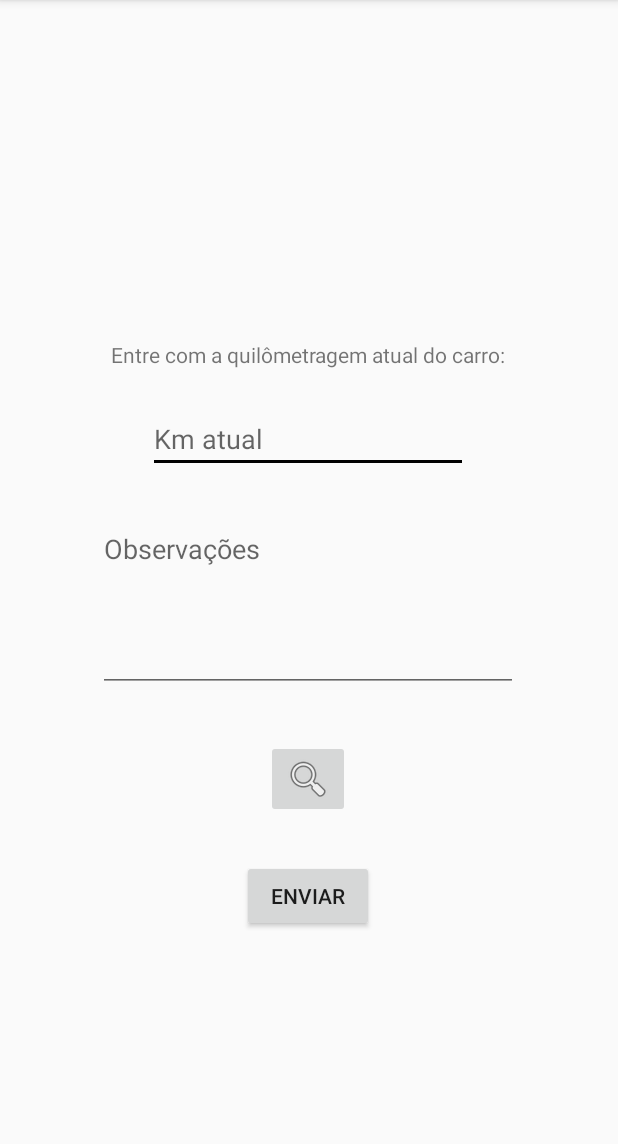
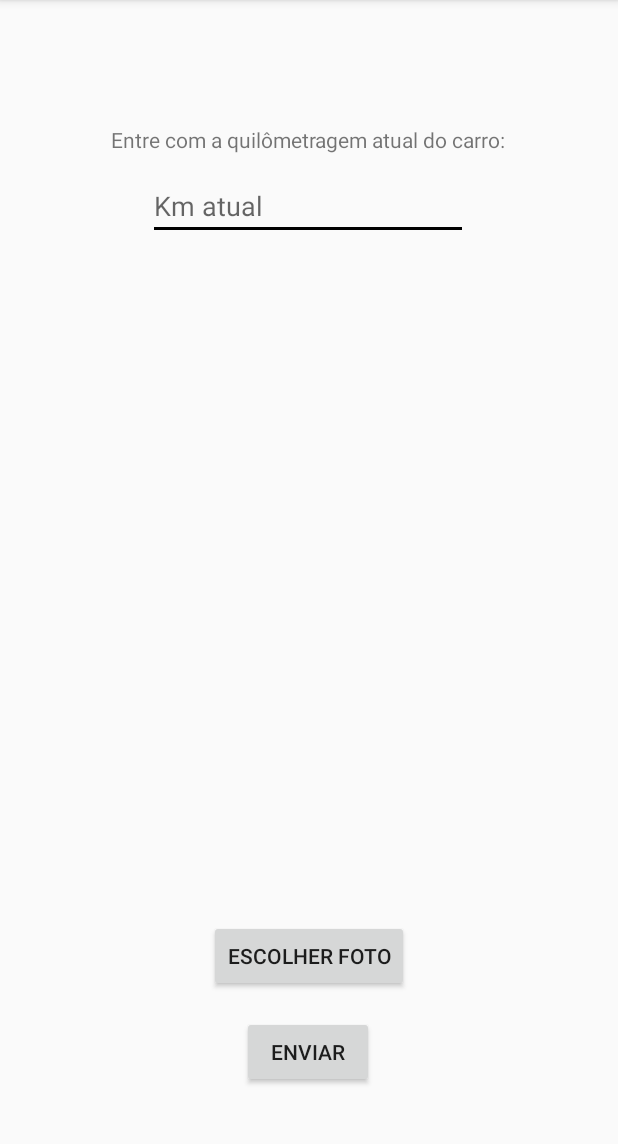
Before and after one commit to ProjetodeExtensao-JAVA/JavaProject, an Android app: the usuario_logado screen opened directly, with no data from a screen before it, after a tap on "ENVIAR", on a phone screen of 412 x 824 dp, the part 84-1228 px from its top. Run offline under Robolectric (Android 15) with nearby library versions, the phone set to English and light mode, and no system bars; 4 statements that could not run were skipped.

Commit message:
funcionalidade de escolher a foto ok, falta escolher várias fotos e mandar pro banco.

```diff
--- a/APP Mobile - Android Studio/app/build.gradle
+++ b/APP Mobile - Android Studio/app/build.gradle
@@ -39,4 +39,7 @@ dependencies {
     androidTestImplementation 'androidx.test.espresso:espresso-core:3.5.1'
 
     implementation 'com.google.android.material:material:1.1.0'
+    implementation 'com.github.bumptech.glide:glide:4.12.0'
+    annotationProcessor 'com.github.bumptech.glide:compiler:4.12.0'
+
 }
--- a/APP Mobile - Android Studio/app/src/main/AndroidManifest.xml
+++ b/APP Mobile - Android Studio/app/src/main/AndroidManifest.xml
@@ -4,6 +4,7 @@
     <uses-permission android:name="android.permission.VIBRATE" />
     <uses-permission android:name="android.permission.USE_NOTIFICATION_DURING_SETUP" />
     <uses-permission android:name="android.permission.POST_NOTIFICATIONS" />
+    <uses-permission android:name="android.permission.READ_EXTERNAL_STORAGE"/>
     <application
         android:allowBackup="true"
         android:icon="@mipmap/ic_home"
--- a/APP Mobile - Android Studio/app/src/main/java/com/example/mobileapp/Actvities/adapter/AdapterCliente.java
+++ b/APP Mobile - Android Studio/app/src/main/java/com/example/mobileapp/Actvities/adapter/AdapterCliente.java
@@ -5,10 +5,10 @@ import android.app.AlertDialog;
 import android.content.Context;
 import android.content.DialogInterface;
 
-import android.content.Intent;
 import android.view.LayoutInflater;
 import android.view.View;
 import android.view.ViewGroup;
+import android.widget.ImageView;
 import android.widget.TextView;
 import android.widget.Toast;
 
@@ -16,13 +16,10 @@ import androidx.annotation.NonNull;
 import androidx.recyclerview.widget.RecyclerView;
 
 import java.util.List;
-import java.util.concurrent.ExecutionException;
 
 import com.example.mobileapp.R;
 import com.example.mobileapp.Actvities.dao.DaoCliente;
 import com.example.mobileapp.Actvities.model.ModelCliente;
-import com.example.mobileapp.Actvities.telas.ClienteDetalhesActivity;
-import com.example.mobileapp.Actvities.telas.ClientesActivity;
 
 public class AdapterCliente extends RecyclerView.Adapter<AdapterCliente.MyViewHolder>{
     private List<ModelCliente> listCliente;
@@ -106,5 +103,4 @@ public class AdapterCliente extends RecyclerView.Adapter<AdapterCliente.MyViewHo
             excluirCarro = itemView.findViewById(R.id.idTxtExcluirCarro);
         }
     }
-
 }
--- a/APP Mobile - Android Studio/app/src/main/java/com/example/mobileapp/Actvities/telas/usuario_logado.java
+++ b/APP Mobile - Android Studio/app/src/main/java/com/example/mobileapp/Actvities/telas/usuario_logado.java
@@ -1,20 +1,26 @@
 package com.example.mobileapp.Actvities.telas;
 
+import androidx.activity.result.ActivityResultLauncher;
+import androidx.activity.result.contract.ActivityResultContracts;
+import androidx.annotation.NonNull;
 import androidx.appcompat.app.AppCompatActivity;
 import androidx.core.app.NotificationCompat;
 import androidx.core.app.NotificationManagerCompat;
-import android.content.pm.PackageManager;
-import androidx.core.content.ContextCompat;
 
+import android.Manifest;
+import android.app.Activity;
 import android.app.NotificationChannel;
 import android.app.NotificationManager;
-import android.content.Context;
 import android.content.Intent;
+import android.content.pm.PackageManager;
+import android.net.Uri;
 import android.os.Build;
 import android.os.Bundle;
 import android.view.View;
 import android.widget.Button;
 import android.widget.EditText;
+import android.widget.ImageView;
+import android.widget.LinearLayout;
 import android.widget.TextView;
 import android.widget.Toast;
 
@@ -22,16 +28,89 @@ import com.example.mobileapp.Actvities.dao.DaoCliente;
 import com.example.mobileapp.Actvities.model.ModelCliente;
 import com.example.mobileapp.R;
 
+import java.util.ArrayList;
+import java.util.List;
+
 public class usuario_logado extends AppCompatActivity {
 
     private EditText campoKm;
     private Button botaoEnviarKm;
+    private Button btnCarregarFoto;
     private DaoCliente daoCliente;
+    private ImageView receberFoto;
+    private List<Uri> listaUrisSelecionadas = new ArrayList<>();
+    private ActivityResultLauncher<Intent> someActivityResultLauncher;
+
+    @Override
+    protected void onCreate(Bundle savedInstanceState) {
+        super.onCreate(savedInstanceState);
+        setContentView(R.layout.activity_usuario_logado);
+        inicializarComponentes();
+
+        daoCliente = new DaoCliente(this);
+        String cpfUsuario = getIntent().getStringExtra("cpf");
+
+        // Chama o método para obter o modelo e a placa do usuário logado
+        obterModeloPlaca(cpfUsuario);
+
+        botaoEnviarKm.setOnClickListener(new View.OnClickListener() {
+            @Override
+            public void onClick(View v) {
+                updateKm(v);
+            }
+        });
+
+        if (Build.VERSION.SDK_INT >= Build.VERSION_CODES.M && checkSelfPermission(Manifest.permission.VIBRATE) != PackageManager.PERMISSION_GRANTED) {
+            // Lidar com a situação em que a permissão não está concedida
+            // Solicitar permissão ao usuário ou realizar alguma ação alternativa
+            // ...
+            return;
+        }
+
+        receberFoto = findViewById(R.id.receberFoto);
+        btnCarregarFoto = findViewById(R.id.btnCarregarFoto);
+
+        btnCarregarFoto.setOnClickListener(new View.OnClickListener() {
+            @Override
+            public void onClick(View v) {
+                if (checkSelfPermission(Manifest.permission.READ_EXTERNAL_STORAGE) == PackageManager.PERMISSION_GRANTED) {
+                    String[] permissao = {Manifest.permission.READ_EXTERNAL_STORAGE};
+                    requestPermissions(permissao, 1001);
+                } else {
+                    escolherImagens();
+                }
+            }
+        });
+
+        someActivityResultLauncher = registerForActivityResult(
+                new ActivityResultContracts.StartActivityForResult(),
+                result -> {
+                    if (result.getResultCode() == Activity.RESULT_OK) {
+                        Intent data = result.getData();
+                        if (data != null) {
+                            if (data.getClipData() != null) {
+                                int count = data.getClipData().getItemCount();
+                                for (int i = 0; i < count; i++) {
+                                    Uri imageUri = data.getClipData().getItemAt(i).getUri();
+                                    listaUrisSelecionadas.add(imageUri);
+                                }
+                                exibirImagensSelecionadas();
+                            } else if (data.getData() != null) {
+                                Uri imageUri = data.getData();
+                                listaUrisSelecionadas.add(imageUri);
+                                exibirImagensSelecionadas();
+                            }
+                        }
+                    }
+                }
+        );
+    }
 
     public void inicializarComponentes() {
         campoKm = findViewById(R.id.idQuilometragem);
         botaoEnviarKm = findViewById(R.id.idEnviar);
     }
+
     private void obterModeloPlaca(String cpf) {
         ModelCliente cliente = daoCliente.obterModeloPlaca(cpf);
         if (cliente != null) {
@@ -45,8 +124,6 @@ public class usuario_logado extends AppCompatActivity {
             Toast.makeText(this, "Erro ao obter informações do carro", Toast.LENGTH_SHORT).show();
         }
     }
-
-
 
     public void updateKm(View view) {
         String txtKmString = campoKm.getText().toString();
@@ -63,16 +140,14 @@ public class usuario_logado extends AppCompatActivity {
 
         if (resultado) {
             Toast.makeText(this, "Quilometragem atualizada com sucesso", Toast.LENGTH_SHORT).show();
-
-        }if (txtkm % 10000 == 0 ){
-            exibirNotificacao("O carro atingiu 10.000Km", "Por favor levar na revisão!!!");
-        }
-        else {
+        } else {
             Toast.makeText(this, "Erro ao atualizar a quilometragem", Toast.LENGTH_SHORT).show();
         }
 
+        if (txtkm % 10000 == 0) {
+            exibirNotificacao("O carro atingiu 10.000Km", "Por favor levar na revisão!!!");
         }
-
+    }
 
     private void exibirNotificacao(String titulo, String conteudo) {
         // Cria um canal de notificação
@@ -84,13 +159,12 @@ public class usuario_logado extends AppCompatActivity {
                 .setContentTitle(titulo)
                 .setContentText(conteudo)
                 .setPriority(NotificationCompat.PRIORITY_DEFAULT);
+
         if (Build.VERSION.SDK_INT >= Build.VERSION_CODES.M && checkSelfPermission(android.Manifest.permission.VIBRATE) != PackageManager.PERMISSION_GRANTED) {
             // A permissão VIBRATE não foi concedida pelo usuário
             // Você pode solicitar a permissão aqui ou tratar o caso de permissão negada de outra forma
             return;
         }
-        String txtKmString = campoKm.getText().toString();
-        int txtkm = Integer.parseInt(txtKmString);
 
         // Obtém o NotificationManagerCompat
         NotificationManagerCompat notificationManager = NotificationManagerCompat.from(this);
@@ -98,7 +172,6 @@ public class usuario_logado extends AppCompatActivity {
         int notificationId = 1; // ID único para a notificação
         notificationManager.notify(notificationId, builder.build());
     }
-
 
     private void criarCanalNotificacao() {
         if (Build.VERSION.SDK_INT >= Build.VERSION_CODES.O) {
@@ -112,30 +185,40 @@ public class usuario_logado extends AppCompatActivity {
         }
     }
 
-    @Override
-    protected void onCreate(Bundle savedInstanceState) {
-        super.onCreate(savedInstanceState);
-        setContentView(R.layout.activity_usuario_logado);
-        inicializarComponentes();
+    private void escolherImagens() {
+        Intent intent = new Intent(Intent.ACTION_PICK);
+        intent.setType("image/*");
+        intent.putExtra(Intent.EXTRA_ALLOW_MULTIPLE, true);
+        someActivityResultLauncher.launch(intent);
+    }
 
-        daoCliente = new DaoCliente(this);
-        String cpfUsuario = getIntent().getStringExtra("cpf");
+    private void exibirImagensSelecionadas() {
+        if (!listaUrisSelecionadas.isEmpty()) {
+            LinearLayout linearLayout = findViewById(R.id.linearLayoutImagens); // ID do LinearLayout que irá conter as imagens
 
-        // Chama o método para obter o modelo e a placa do usuário logado
-        obterModeloPlaca(cpfUsuario);
+            linearLayout.removeAllViews(); // Remove as visualizações anteriores se houver
 
+            for (Uri imageUri : listaUrisSelecionadas) {
+                ImageView imageView = new ImageView(this);
+                imageView.setLayoutParams(new LinearLayout.LayoutParams(LinearLayout.LayoutParams.WRAP_CONTENT, LinearLayout.LayoutParams.WRAP_CONTENT));
+                imageView.setImageURI(imageUri);
 
-        botaoEnviarKm.setOnClickListener(new View.OnClickListener() {
-            @Override
-            public void onClick(View v) {
-                updateKm(v);
-            }
-        });
-        if (Build.VERSION.SDK_INT >= Build.VERSION_CODES.M && checkSelfPermission(android.Manifest.permission.VIBRATE) != PackageManager.PERMISSION_GRANTED) {
-            // Lidar com a situação em que a permissão não está concedida
-            // Solicitar permissão ao usuário ou realizar alguma ação alternativa
-            // ...
-            return;
+                linearLayout.addView(imageView); // Adiciona a ImageView ao LinearLayout
             }
         }
     }
+
+    @Override
+    public void onRequestPermissionsResult(int requestCode, @NonNull String[] permissions, @NonNull int[] grantResults) {
+        super.onRequestPermissionsResult(requestCode, permissions, grantResults);
+        switch (requestCode) {
+            case 1001:
+                if (grantResults.length > 0 && grantResults[0] == PackageManager.PERMISSION_GRANTED) {
+                    escolherImagens();
+                } else {
+                    Toast.makeText(this, "Permissão negada!", Toast.LENGTH_SHORT).show();
+                }
+                break;
+        }
+    }
+}
--- a/APP Mobile - Android Studio/app/src/main/res/layout/activity_usuario_logado.xml
+++ b/APP Mobile - Android Studio/app/src/main/res/layout/activity_usuario_logado.xml
@@ -10,9 +10,9 @@
         android:id="@+id/modeloCarro"
         android:layout_width="wrap_content"
         android:layout_height="wrap_content"
-        android:layout_marginTop="128dp"
+        android:layout_marginTop="44dp"
         app:layout_constraintEnd_toEndOf="parent"
-        app:layout_constraintHorizontal_bias="0.506"
+        app:layout_constraintHorizontal_bias="0.26"
         app:layout_constraintStart_toStartOf="parent"
         app:layout_constraintTop_toTopOf="parent" />
 
@@ -20,17 +20,17 @@
         android:id="@+id/placaCarro"
         android:layout_width="wrap_content"
         android:layout_height="wrap_content"
-        android:layout_marginTop="16dp"
+        android:layout_marginTop="44dp"
         app:layout_constraintEnd_toEndOf="parent"
-        app:layout_constraintHorizontal_bias="0.498"
+        app:layout_constraintHorizontal_bias="0.659"
         app:layout_constraintStart_toStartOf="parent"
-        app:layout_constraintTop_toBottomOf="@+id/modeloCarro" />
+        app:layout_constraintTop_toTopOf="parent" />
 
     <EditText
         android:id="@+id/idQuilometragem"
         android:layout_width="wrap_content"
         android:layout_height="wrap_content"
-        android:layout_marginTop="24dp"
+        android:layout_marginTop="12dp"
         android:ems="10"
         android:hint="Km atual"
         android:inputType="number"
@@ -39,53 +39,55 @@
         app:layout_constraintStart_toStartOf="parent"
         app:layout_constraintTop_toBottomOf="@+id/textView4" />
 
-    <EditText
-        android:id="@+id/idObservacao"
-        android:layout_width="280dp"
-        android:layout_height="118dp"
-        android:layout_marginTop="28dp"
-        android:ems="10"
-        android:gravity="start|top"
-        android:hint="Observações"
-        android:inputType="textMultiLine"
-        app:layout_constraintEnd_toEndOf="parent"
-        app:layout_constraintHorizontal_bias="0.496"
-        app:layout_constraintStart_toStartOf="parent"
-        app:layout_constraintTop_toBottomOf="@+id/idQuilometragem" />
-
     <Button
         android:id="@+id/idEnviar"
         android:layout_width="wrap_content"
         android:layout_height="wrap_content"
-        android:layout_marginTop="28dp"
+        android:layout_marginTop="16dp"
+        android:onClick="updateKm"
         android:text="Enviar"
-        android:onClick="updateKm"
         app:layout_constraintEnd_toEndOf="parent"
         app:layout_constraintHorizontal_bias="0.498"
         app:layout_constraintStart_toStartOf="parent"
-        app:layout_constraintTop_toBottomOf="@+id/idAnexos" />
+        app:layout_constraintTop_toBottomOf="@+id/btnCarregarFoto" />
 
-    <ImageButton
-        android:id="@+id/idAnexos"
+    <Button
+        android:id="@+id/btnCarregarFoto"
         android:layout_width="wrap_content"
         android:layout_height="wrap_content"
-        android:layout_marginTop="32dp"
+        android:layout_marginTop="16dp"
         android:src="@android:drawable/ic_menu_search"
+        android:text="Escolher foto"
         app:layout_constraintEnd_toEndOf="parent"
-        app:layout_constraintHorizontal_bias="0.498"
         app:layout_constraintStart_toStartOf="parent"
-        app:layout_constraintTop_toBottomOf="@+id/idObservacao" />
+        app:layout_constraintTop_toBottomOf="@+id/linearLayoutImagens" />
 
     <TextView
         android:id="@+id/textView4"
         android:layout_width="wrap_content"
         android:layout_height="wrap_content"
-        android:layout_marginTop="44dp"
+        android:layout_marginTop="20dp"
         android:text="Entre com a quilômetragem atual do carro:"
         app:layout_constraintEnd_toEndOf="parent"
         app:layout_constraintHorizontal_bias="0.496"
         app:layout_constraintStart_toStartOf="parent"
         app:layout_constraintTop_toBottomOf="@+id/placaCarro" />
 
+    <LinearLayout
+        android:id="@+id/linearLayoutImagens"
+        android:layout_width="409dp"
+        android:layout_height="436dp"
+        android:layout_marginTop="1dp"
+        android:orientation="horizontal"
+        app:layout_constraintTop_toBottomOf="@+id/idQuilometragem"
+        tools:layout_editor_absoluteX="1dp">
+
+        <ImageView
+            android:id="@+id/receberFoto"
+            android:layout_width="wrap_content"
+            android:layout_height="wrap_content"
+            android:layout_weight="1" />
+    </LinearLayout>
+
 
 </androidx.constraintlayout.widget.ConstraintLayout>
```
Also changed, not shown: APP Mobile - Android Studio/app/src/main/java/com/example/mobileapp/Actvities/help/RecyclerItemClickListener.java (+6 -21 lines). Lines whose indentation alone changed are shown as unchanged.
